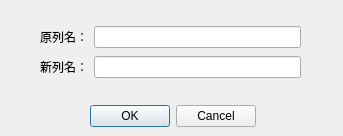
Q55/windrose, file postcolrenamedialog.ui: the form before one commit.
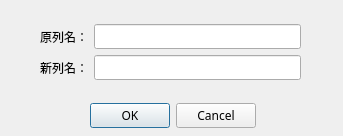
The form after the commit.

What changed in the file:
```diff
--- a/postcolrenamedialog.ui
+++ b/postcolrenamedialog.ui
@@ -22,6 +22,11 @@
      <height>32</height>
     </rect>
    </property>
+   <property name="font">
+    <font>
+     <family>微软雅黑</family>
+    </font>
+   </property>
    <property name="orientation">
     <enum>Qt::Horizontal</enum>
    </property>
@@ -29,7 +34,7 @@
     <set>QDialogButtonBox::Cancel|QDialogButtonBox::Ok</set>
    </property>
   </widget>
-  <widget class="QWidget" name="">
+  <widget class="QWidget" name="layoutWidget">
    <property name="geometry">
     <rect>
      <x>40</x>
@@ -43,13 +48,24 @@
      <layout class="QHBoxLayout" name="horizontalLayout">
       <item>
        <widget class="QLabel" name="label">
+        <property name="font">
+         <font>
+          <family>微软雅黑</family>
+         </font>
+        </property>
         <property name="text">
          <string>原列名：</string>
         </property>
        </widget>
       </item>
       <item>
-       <widget class="QLineEdit" name="lineEdit_orig_col_name"/>
+       <widget class="QLineEdit" name="lineEdit_orig_col_name">
+        <property name="font">
+         <font>
+          <family>微软雅黑</family>
+         </font>
+        </property>
+       </widget>
       </item>
      </layout>
     </item>
@@ -57,13 +73,24 @@
      <layout class="QHBoxLayout" name="horizontalLayout_2">
       <item>
        <widget class="QLabel" name="label_2">
+        <property name="font">
+         <font>
+          <family>微软雅黑</family>
+         </font>
+        </property>
         <property name="text">
          <string>新列名：</string>
         </property>
        </widget>
       </item>
       <item>
-       <widget class="QLineEdit" name="lineEdit_new_col_name"/>
+       <widget class="QLineEdit" name="lineEdit_new_col_name">
+        <property name="font">
+         <font>
+          <family>微软雅黑</family>
+         </font>
+        </property>
+       </widget>
       </item>
      </layout>
     </item>
```
